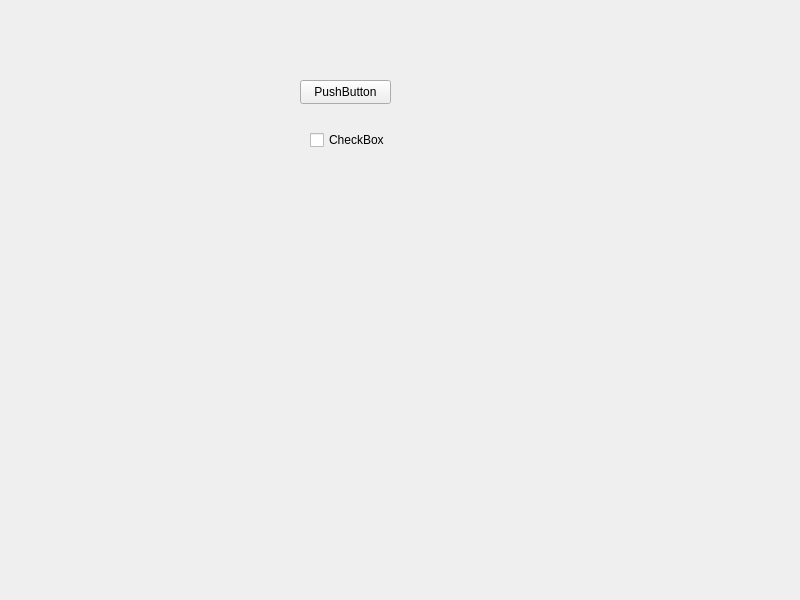
First picture: the form in janelas/home/form.ui, repository ezequiel288/A.R.K.O-26, before the edit.
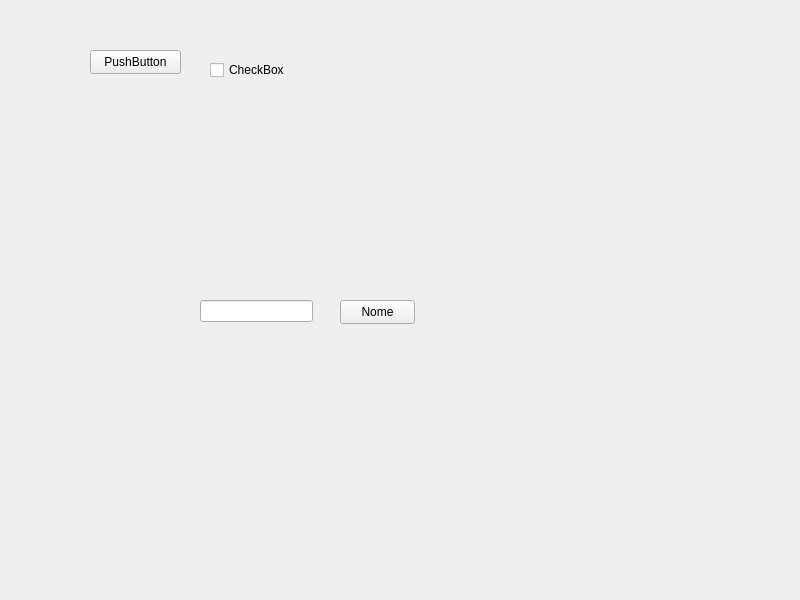
Second picture: the form after the edit.

Diff of the .ui file:
```diff
--- a/janelas/home/form.ui
+++ b/janelas/home/form.ui
@@ -16,8 +16,8 @@
   <widget class="QCheckBox" name="checkBox">
    <property name="geometry">
     <rect>
-     <x>310</x>
-     <y>130</y>
+     <x>210</x>
+     <y>60</y>
      <width>91</width>
      <height>20</height>
     </rect>
@@ -32,8 +32,8 @@
   <widget class="QPushButton" name="pushButton">
    <property name="geometry">
     <rect>
-     <x>300</x>
-     <y>80</y>
+     <x>90</x>
+     <y>50</y>
      <width>91</width>
      <height>24</height>
     </rect>
@@ -45,6 +45,29 @@
     <string>PushButton</string>
    </property>
   </widget>
+  <widget class="QLineEdit" name="nome">
+   <property name="geometry">
+    <rect>
+     <x>200</x>
+     <y>300</y>
+     <width>113</width>
+     <height>22</height>
+    </rect>
+   </property>
+  </widget>
+  <widget class="QPushButton" name="btn_nome">
+   <property name="geometry">
+    <rect>
+     <x>340</x>
+     <y>300</y>
+     <width>75</width>
+     <height>24</height>
+    </rect>
+   </property>
+   <property name="text">
+    <string>Nome</string>
+   </property>
+  </widget>
  </widget>
  <resources/>
  <connections/>
```
